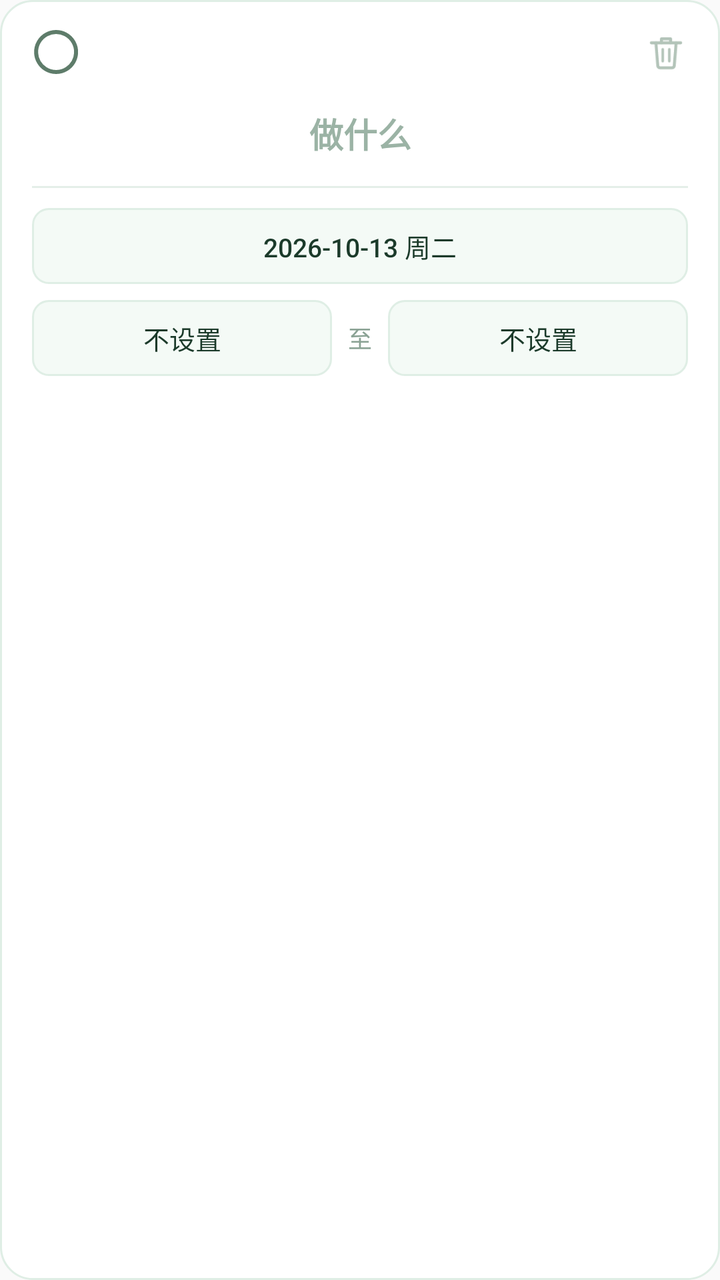
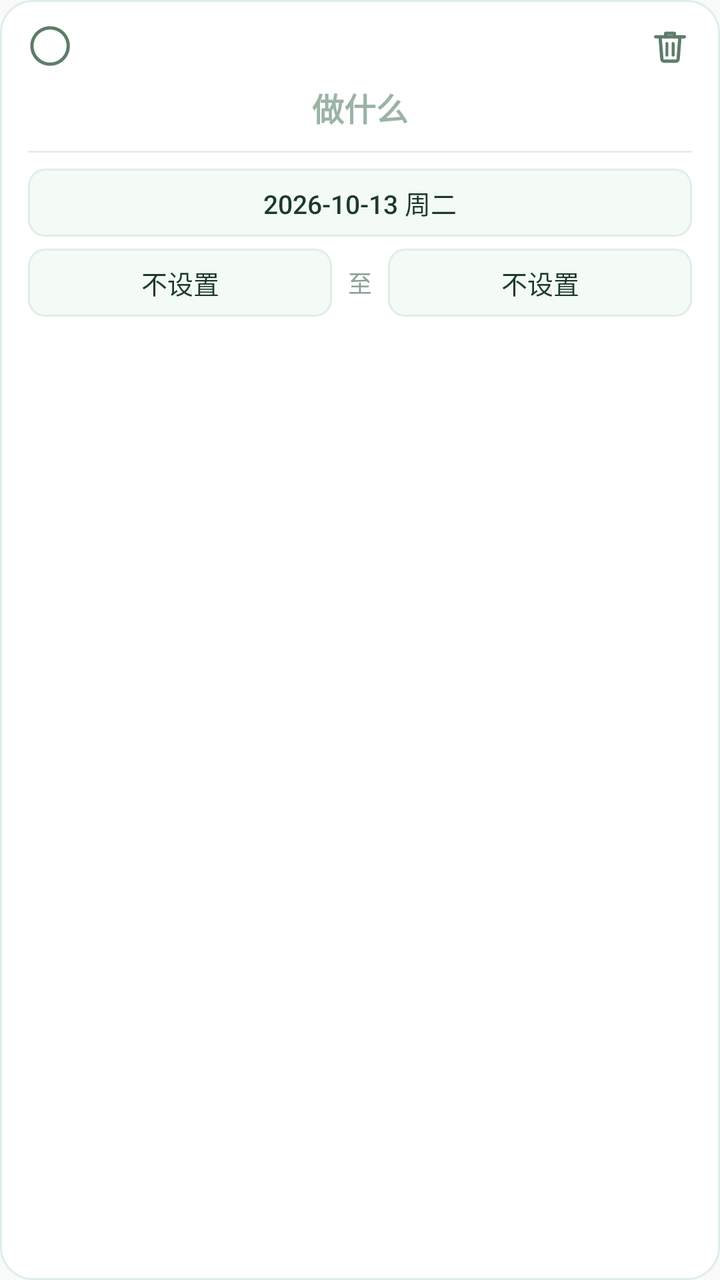

An Android layout rendered at two revisions. The XML below is the earlier revision; the diff shows what the commit changed to produce the second picture.
<!-- AndroidManifest.xml: application theme AppTheme -->
<!-- res/layout/dialog_task.xml -->
<?xml version="1.0" encoding="utf-8"?>
<LinearLayout xmlns:android="http://schemas.android.com/apk/res/android"
    android:layout_width="272dp"
    android:layout_height="wrap_content"
    android:background="@drawable/dialog_bg"
    android:orientation="vertical"
    android:paddingLeft="16dp"
    android:paddingTop="14dp"
    android:paddingRight="16dp"
    android:paddingBottom="14dp">

    
    <LinearLayout
        android:layout_width="match_parent"
        android:layout_height="wrap_content"
        android:gravity="center_vertical"
        android:orientation="horizontal">

        <ImageView
            android:id="@+id/d_done"
            android:layout_width="24dp"
            android:layout_height="24dp"
            android:contentDescription="标记完成"
            android:src="@drawable/ic_check_off" />

        <Space
            android:layout_width="0dp"
            android:layout_height="1dp"
            android:layout_weight="1" />

        <ImageView
            android:id="@+id/d_trash"
            android:layout_width="22dp"
            android:layout_height="22dp"
            android:contentDescription="删除任务"
            android:src="@drawable/ic_trash" />
    </LinearLayout>

    
    <EditText
        android:id="@+id/d_title"
        android:layout_width="match_parent"
        android:layout_height="wrap_content"
        android:layout_marginTop="12dp"
        android:background="@null"
        android:gravity="center"
        android:hint="做什么"
        android:inputType="text"
        android:paddingTop="4dp"
        android:paddingBottom="4dp"
        android:textColor="#1B3A2A"
        android:textColorHint="#9BB3A5"
        android:textSize="17sp"
        android:textStyle="bold" />

    
    <View
        android:layout_width="match_parent"
        android:layout_height="1dp"
        android:layout_marginTop="10dp"
        android:layout_marginBottom="10dp"
        android:background="#E4EFE8" />

    
    <Button
        android:id="@+id/d_date"
        style="?android:attr/borderlessButtonStyle"
        android:layout_width="match_parent"
        android:layout_height="38dp"
        android:background="@drawable/dialog_field"
        android:gravity="center"
        android:minHeight="0dp"
        android:minWidth="0dp"
        android:paddingLeft="10dp"
        android:paddingRight="10dp"
        android:text="2026-10-13 周二"
        android:textColor="#1B3A2A"
        android:textSize="13sp" />

    
    <LinearLayout
        android:layout_width="match_parent"
        android:layout_height="38dp"
        android:layout_marginTop="8dp"
        android:orientation="horizontal">

        <Button
            android:id="@+id/d_start"
            style="?android:attr/borderlessButtonStyle"
            android:layout_width="0dp"
            android:layout_height="match_parent"
            android:layout_weight="1"
            android:background="@drawable/dialog_field"
            android:gravity="center"
            android:minHeight="0dp"
            android:minWidth="0dp"
            android:paddingLeft="6dp"
            android:paddingRight="6dp"
            android:text="不设置"
            android:textColor="#1B3A2A"
            android:textSize="13sp" />

        <TextView
            android:layout_width="wrap_content"
            android:layout_height="match_parent"
            android:layout_marginLeft="8dp"
            android:layout_marginRight="8dp"
            android:gravity="center"
            android:text="至"
            android:textColor="#8AA294"
            android:textSize="12sp" />

        <Button
            android:id="@+id/d_end"
            style="?android:attr/borderlessButtonStyle"
            android:layout_width="0dp"
            android:layout_height="match_parent"
            android:layout_weight="1"
            android:background="@drawable/dialog_field"
            android:gravity="center"
            android:minHeight="0dp"
            android:minWidth="0dp"
            android:paddingLeft="6dp"
            android:paddingRight="6dp"
            android:text="不设置"
            android:textColor="#1B3A2A"
            android:textSize="13sp" />
    </LinearLayout>

    
    <TextView
        android:id="@+id/d_durhint"
        android:layout_width="match_parent"
        android:layout_height="wrap_content"
        android:layout_marginTop="8dp"
        android:gravity="center"
        android:textColor="#8AA294"
        android:textSize="10sp" />
</LinearLayout>
<!-- resources referenced by this layout -->
<resources>
  <!-- drawable dialog_bg (drawable) -->
  <?xml version="1.0" encoding="utf-8"?>
  <shape xmlns:android="http://schemas.android.com/apk/res/android"
      android:shape="rectangle">
      <solid android:color="#FFFFFF" />
      <corners android:radius="16dp" />
      <stroke android:width="1dp" android:color="#DFEEE5" />
  </shape>
  <!-- drawable dialog_field (drawable) -->
  <?xml version="1.0" encoding="utf-8"?>
  <shape xmlns:android="http://schemas.android.com/apk/res/android"
      android:shape="rectangle">
      <solid android:color="@color/dialogField" />
      <corners android:radius="8dp" />
      <stroke
          android:width="1dp"
          android:color="#DFEEE5" />
  </shape>
  <!-- drawable ic_check_off (drawable) -->
  <vector xmlns:android="http://schemas.android.com/apk/res/android"
      android:width="22dp"
      android:height="22dp"
      android:viewportWidth="24"
      android:viewportHeight="24">
      
      <path
          android:fillColor="#00000000"
          android:strokeColor="#5E7C6A"
          android:strokeWidth="2"
          android:pathData="M12,2 a10,10 0 1 0 0.1,0 z" />
  </vector>
  <!-- drawable ic_trash (drawable) -->
  <vector xmlns:android="http://schemas.android.com/apk/res/android"
      android:width="20dp"
      android:height="20dp"
      android:viewportWidth="24"
      android:viewportHeight="24">
      
      <path
          android:fillColor="#00000000"
          android:strokeColor="#B3C4B9"
          android:strokeWidth="1.6"
          android:strokeLineCap="round"
          android:strokeLineJoin="round"
          android:pathData="M4,7 h16" />
      <path
          android:fillColor="#00000000"
          android:strokeColor="#B3C4B9"
          android:strokeWidth="1.6"
          android:strokeLineCap="round"
          android:strokeLineJoin="round"
          android:pathData="M9.5,7 v-2.2 h5 v2.2" />
      <path
          android:fillColor="#00000000"
          android:strokeColor="#B3C4B9"
          android:strokeWidth="1.6"
          android:strokeLineCap="round"
          android:strokeLineJoin="round"
          android:pathData="M6.5,7 l1,12.5 a1.2,1.2 0 0 0 1.2,1.1 h6.6 a1.2,1.2 0 0 0 1.2,-1.1 l1,-12.5" />
      <path
          android:fillColor="#00000000"
          android:strokeColor="#B3C4B9"
          android:strokeWidth="1.4"
          android:strokeLineCap="round"
          android:pathData="M10.2,10.5 v6.5 M13.8,10.5 v6.5" />
  </vector>
  <style name="AppTheme" parent="Theme.AppCompat.Light.DarkActionBar">
          
          <item name="colorPrimary">@color/colorPrimary</item>
          <item name="colorPrimaryDark">@color/colorPrimaryDark</item>
          <item name="colorAccent">@color/colorAccent</item>
      </style>
  <color name="dialogField">#F4FAF6</color>
</resources>

<!-- the commit's change to res/layout/dialog_task.xml (unified diff, before → after) -->
@@ -1,25 +1,25 @@
 <?xml version="1.0" encoding="utf-8"?>
 <LinearLayout xmlns:android="http://schemas.android.com/apk/res/android"
-    android:layout_width="272dp"
+    android:layout_width="240dp"
     android:layout_height="wrap_content"
     android:background="@drawable/dialog_bg"
     android:orientation="vertical"
-    android:paddingLeft="16dp"
-    android:paddingTop="14dp"
-    android:paddingRight="16dp"
-    android:paddingBottom="14dp">
+    android:paddingLeft="14dp"
+    android:paddingTop="12dp"
+    android:paddingRight="14dp"
+    android:paddingBottom="12dp">
 
     
     <LinearLayout
         android:layout_width="match_parent"
-        android:layout_height="wrap_content"
+        android:layout_height="22dp"
         android:gravity="center_vertical"
         android:orientation="horizontal">
 
         <ImageView
             android:id="@+id/d_done"
-            android:layout_width="24dp"
-            android:layout_height="24dp"
+            android:layout_width="22dp"
+            android:layout_height="22dp"
             android:contentDescription="标记完成"
             android:src="@drawable/ic_check_off" />
 
@@ -41,24 +41,24 @@
         android:id="@+id/d_title"
         android:layout_width="match_parent"
         android:layout_height="wrap_content"
-        android:layout_marginTop="12dp"
+        android:layout_marginTop="6dp"
         android:background="@null"
         android:gravity="center"
         android:hint="做什么"
         android:inputType="text"
-        android:paddingTop="4dp"
-        android:paddingBottom="4dp"
+        android:paddingTop="2dp"
+        android:paddingBottom="2dp"
         android:textColor="#1B3A2A"
         android:textColorHint="#9BB3A5"
-        android:textSize="17sp"
+        android:textSize="16sp"
         android:textStyle="bold" />
 
     
     <View
         android:layout_width="match_parent"
         android:layout_height="1dp"
-        android:layout_marginTop="10dp"
-        android:layout_marginBottom="10dp"
+        android:layout_marginTop="8dp"
+        android:layout_marginBottom="8dp"
         android:background="#E4EFE8" />
 
     
@@ -66,7 +66,7 @@
         android:id="@+id/d_date"
         style="?android:attr/borderlessButtonStyle"
         android:layout_width="match_parent"
-        android:layout_height="38dp"
+        android:layout_height="34dp"
         android:background="@drawable/dialog_field"
         android:gravity="center"
         android:minHeight="0dp"
@@ -80,8 +80,8 @@
     
     <LinearLayout
         android:layout_width="match_parent"
-        android:layout_height="38dp"
-        android:layout_marginTop="8dp"
+        android:layout_height="34dp"
+        android:layout_marginTop="6dp"
         android:orientation="horizontal">
 
         <Button
@@ -132,7 +132,7 @@
         android:id="@+id/d_durhint"
         android:layout_width="match_parent"
         android:layout_height="wrap_content"
-        android:layout_marginTop="8dp"
+        android:layout_marginTop="6dp"
         android:gravity="center"
         android:textColor="#8AA294"
         android:textSize="10sp" />
<!-- resource entries referenced after the edit -->
@@ -28,43 +28,43 @@
       <path
           android:fillColor="#00000000"
           android:strokeColor="#5E7C6A"
-          android:strokeWidth="2"
-          android:pathData="M12,2 a10,10 0 1 0 0.1,0 z" />
+          android:strokeWidth="1.8"
+          android:pathData="M12,2.1 a9.9,9.9 0 1 0 0.1,0 z" />
   </vector>
   <!-- drawable ic_trash (drawable) -->
   <vector xmlns:android="http://schemas.android.com/apk/res/android"
-      android:width="20dp"
-      android:height="20dp"
+      android:width="22dp"
+      android:height="22dp"
       android:viewportWidth="24"
       android:viewportHeight="24">
       
       <path
           android:fillColor="#00000000"
-          android:strokeColor="#B3C4B9"
+          android:strokeColor="#5E7C6A"
+          android:strokeWidth="1.8"
+          android:strokeLineCap="round"
+          android:strokeLineJoin="round"
+          android:pathData="M4.2,7 h15.6" />
+      <path
+          android:fillColor="#00000000"
+          android:strokeColor="#5E7C6A"
+          android:strokeWidth="1.8"
+          android:strokeLineCap="round"
+          android:strokeLineJoin="round"
+          android:pathData="M9.6,7 v-1.9 h4.8 v1.9" />
+      <path
+          android:fillColor="#00000000"
+          android:strokeColor="#5E7C6A"
+          android:strokeWidth="1.8"
+          android:strokeLineCap="round"
+          android:strokeLineJoin="round"
+          android:pathData="M6.6,7 l0.95,12.1 a1.3,1.3 0 0 0 1.3,1.2 h6.3 a1.3,1.3 0 0 0 1.3,-1.2 L17.4,7" />
+      <path
+          android:fillColor="#00000000"
+          android:strokeColor="#5E7C6A"
           android:strokeWidth="1.6"
           android:strokeLineCap="round"
-          android:strokeLineJoin="round"
-          android:pathData="M4,7 h16" />
-      <path
-          android:fillColor="#00000000"
-          android:strokeColor="#B3C4B9"
-          android:strokeWidth="1.6"
-          android:strokeLineCap="round"
-          android:strokeLineJoin="round"
-          android:pathData="M9.5,7 v-2.2 h5 v2.2" />
-      <path
-          android:fillColor="#00000000"
-          android:strokeColor="#B3C4B9"
-          android:strokeWidth="1.6"
-          android:strokeLineCap="round"
-          android:strokeLineJoin="round"
-          android:pathData="M6.5,7 l1,12.5 a1.2,1.2 0 0 0 1.2,1.1 h6.6 a1.2,1.2 0 0 0 1.2,-1.1 l1,-12.5" />
-      <path
-          android:fillColor="#00000000"
-          android:strokeColor="#B3C4B9"
-          android:strokeWidth="1.4"
-          android:strokeLineCap="round"
-          android:pathData="M10.2,10.5 v6.5 M13.8,10.5 v6.5" />
+          android:pathData="M10.3,10.6 v6.4 M13.7,10.6 v6.4" />
   </vector>
   <style name="AppTheme" parent="Theme.AppCompat.Light.DarkActionBar">
           
